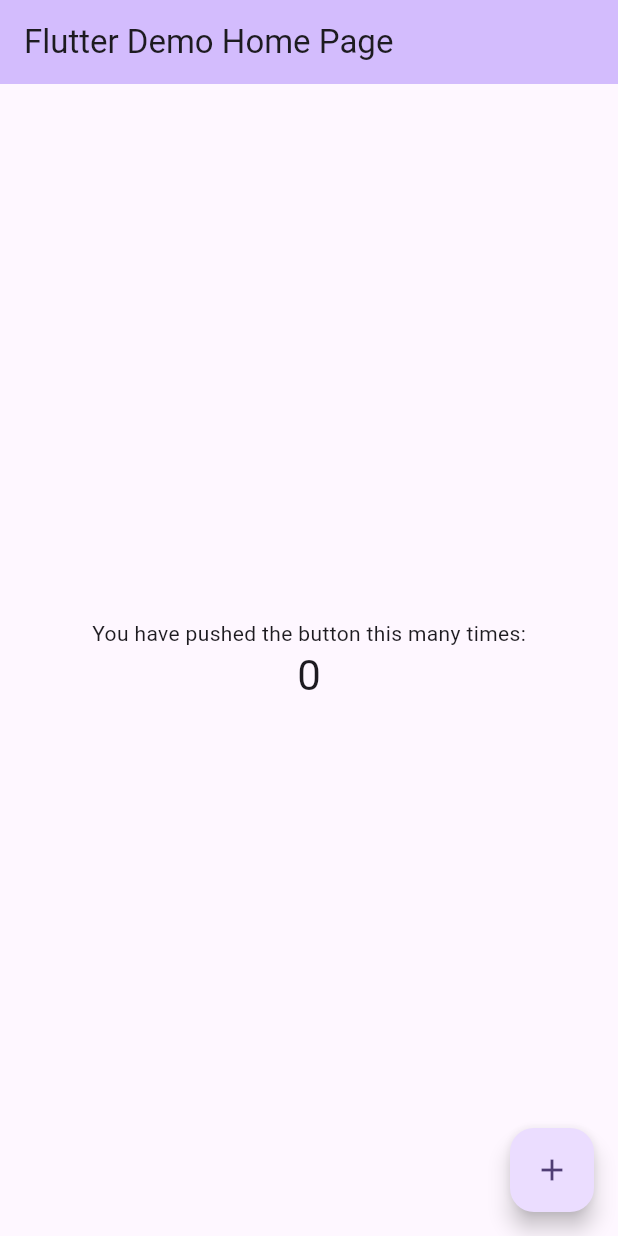
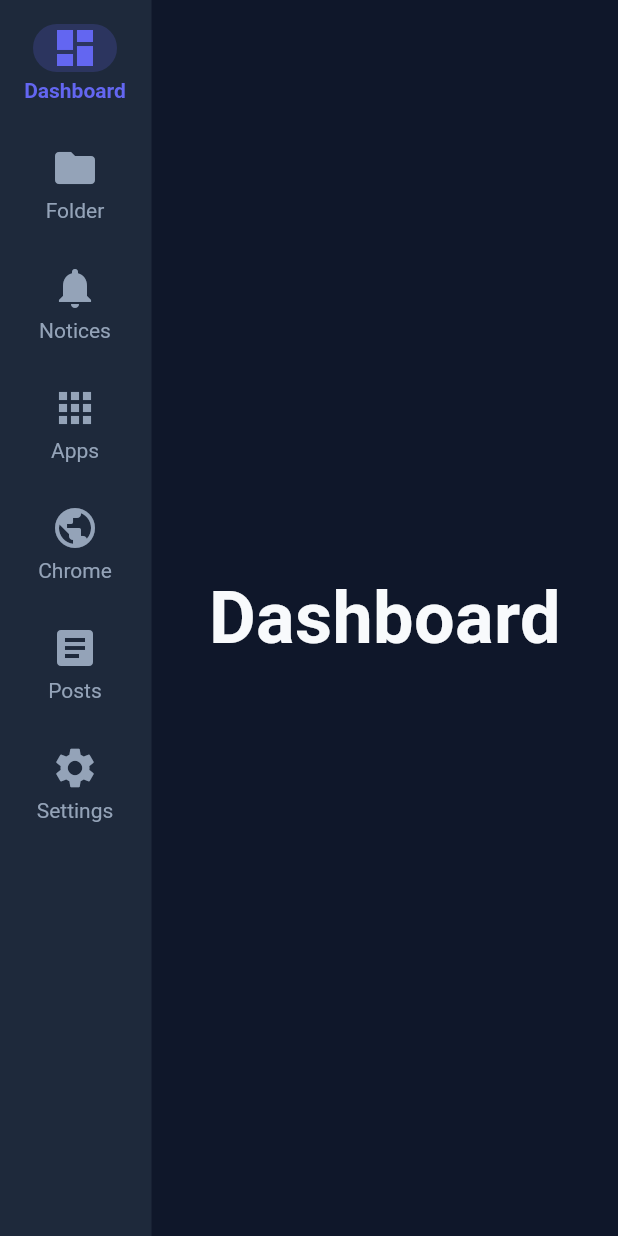
Before and after one commit to ZhiH2333/classhub_tv, a Flutter app: the screen it shows after launch, on a phone screen of 412 x 824 dp. Run offline on Flutter 3.47's test engine with Material 3 defaults, Android fonts, the phone set to English and light mode, and no system bars.

Commit message:
feat(phase1): navigation rail and app skeleton for Android TV

```diff
--- /dev/null
+++ b/lib/app.dart
@@ -0,0 +1,19 @@
+import 'package:flutter/material.dart';
+
+import 'core/theme/app_theme.dart';
+import 'screens/main_shell.dart';
+
+/// ClassHub TV 应用根 Widget
+class ClassHubTVApp extends StatelessWidget {
+  const ClassHubTVApp({super.key});
+
+  @override
+  Widget build(BuildContext context) {
+    return MaterialApp(
+      title: 'ClassHub TV',
+      debugShowCheckedModeBanner: false,
+      theme: AppTheme.darkTheme,
+      home: const MainShell(),
+    );
+  }
+}
--- /dev/null
+++ b/lib/core/constants/app_constants.dart
@@ -0,0 +1,43 @@
+import 'package:flutter/material.dart';
+
+/// 导航项枚举
+enum NavItem {
+  dashboard(icon: Icons.dashboard, label: 'Dashboard'),
+  folder(icon: Icons.folder, label: 'Folder'),
+  notices(icon: Icons.notifications, label: 'Notices'),
+  apps(icon: Icons.apps, label: 'Apps'),
+  chrome(icon: Icons.public, label: 'Chrome'),
+  posts(icon: Icons.article, label: 'Posts'),
+  settings(icon: Icons.settings, label: 'Settings');
+
+  const NavItem({required this.icon, required this.label});
+
+  final IconData icon;
+  final String label;
+}
+
+/// UI 尺寸常量 - TV 友好设计
+class AppSizes {
+  AppSizes._();
+
+  /// 导航栏宽度
+  static const double navRailWidth = 100.0;
+
+  /// 最小按钮尺寸 (符合 Android TV 规范)
+  static const double minButtonSize = 64.0;
+
+  /// 导航图标尺寸
+  static const double navIconSize = 32.0;
+
+  /// 页面标题字体大小
+  static const double pageTitleSize = 48.0;
+
+  /// 导航标签字体大小
+  static const double navLabelSize = 14.0;
+
+  /// 标准间距
+  static const double spacingSmall = 8.0;
+  static const double spacingMedium = 16.0;
+  static const double spacingLarge = 24.0;
+  static const double spacingXLarge = 32.0;
+}
--- /dev/null
+++ b/lib/core/theme/app_theme.dart
@@ -0,0 +1,104 @@
+import 'package:flutter/material.dart';
+
+import '../constants/app_constants.dart';
+
+/// ClassHub TV 主题配置 - TV 优化的深色主题
+class AppTheme {
+  AppTheme._();
+
+  /// 主色调
+  static const Color primaryColor = Color(0xFF6366F1); // Indigo
+  static const Color primaryVariant = Color(0xFF4F46E5);
+
+  /// 背景色
+  static const Color backgroundColor = Color(0xFF0F172A); // Slate-900
+  static const Color surfaceColor = Color(0xFF1E293B); // Slate-800
+
+  /// 导航栏颜色
+  static const Color navRailColor = Color(0xFF1E293B);
+  static const Color navRailSelectedColor = Color(0xFF6366F1);
+
+  /// 文字颜色
+  static const Color textPrimary = Color(0xFFF8FAFC); // Slate-50
+  static const Color textSecondary = Color(0xFF94A3B8); // Slate-400
+
+  /// 焦点颜色
+  static const Color focusColor = Color(0xFF818CF8); // Indigo-400
+
+  /// 深色主题
+  static ThemeData get darkTheme {
+    return ThemeData(
+      useMaterial3: true,
+      brightness: Brightness.dark,
+      colorScheme: ColorScheme.dark(
+        primary: primaryColor,
+        secondary: primaryVariant,
+        surface: surfaceColor,
+        onPrimary: textPrimary,
+        onSecondary: textPrimary,
+        onSurface: textPrimary,
+      ),
+      scaffoldBackgroundColor: backgroundColor,
+
+      // 文字主题
+      textTheme: const TextTheme(
+        headlineLarge: TextStyle(
+          fontSize: AppSizes.pageTitleSize,
+          fontWeight: FontWeight.bold,
+          color: textPrimary,
+        ),
+        titleLarge: TextStyle(
+          fontSize: 24,
+          fontWeight: FontWeight.w600,
+          color: textPrimary,
+        ),
+        bodyLarge: TextStyle(fontSize: 18, color: textPrimary),
+        labelMedium: TextStyle(
+          fontSize: AppSizes.navLabelSize,
+          color: textSecondary,
+        ),
+      ),
+
+      // 导航栏主题
+      navigationRailTheme: NavigationRailThemeData(
+        backgroundColor: navRailColor,
+        selectedIconTheme: const IconThemeData(
+          color: navRailSelectedColor,
+          size: AppSizes.navIconSize,
+        ),
+        unselectedIconTheme: IconThemeData(
+          color: textSecondary,
+          size: AppSizes.navIconSize,
+        ),
+        selectedLabelTextStyle: const TextStyle(
+          color: navRailSelectedColor,
+          fontSize: AppSizes.navLabelSize,
+          fontWeight: FontWeight.w600,
+        ),
+        unselectedLabelTextStyle: TextStyle(
+          color: textSecondary,
+          fontSize: AppSizes.navLabelSize,
+        ),
+        indicatorColor: primaryColor.withValues(alpha: 0.2),
+      ),
+
+      // 按钮主题 - TV 友好的大按钮
+      elevatedButtonTheme: ElevatedButtonThemeData(
+        style: ElevatedButton.styleFrom(
+          minimumSize: const Size(
+            AppSizes.minButtonSize,
+            AppSizes.minButtonSize,
+          ),
+          padding: const EdgeInsets.symmetric(
+            horizontal: AppSizes.spacingLarge,
+            vertical: AppSizes.spacingMedium,
+          ),
+          textStyle: const TextStyle(fontSize: 18, fontWeight: FontWeight.w600),
+        ),
+      ),
+
+      // 焦点主题
+      focusColor: focusColor,
+    );
+  }
+}
--- a/lib/main.dart
+++ b/lib/main.dart
@@ -1,122 +1,7 @@
 import 'package:flutter/material.dart';
 
+import 'app.dart';
+
 void main() {
-  runApp(const MyApp());
+  runApp(const ClassHubTVApp());
 }
-
-class MyApp extends StatelessWidget {
-  const MyApp({super.key});
-
-  // This widget is the root of your application.
-  @override
-  Widget build(BuildContext context) {
-    return MaterialApp(
-      title: 'Flutter Demo',
-      theme: ThemeData(
-        // This is the theme of your application.
-        //
-        // TRY THIS: Try running your application with "flutter run". You'll see
-        // the application has a purple toolbar. Then, without quitting the app,
-        // try changing the seedColor in the colorScheme below to Colors.green
-        // and then invoke "hot reload" (save your changes or press the "hot
-        // reload" button in a Flutter-supported IDE, or press "r" if you used
-        // the command line to start the app).
-        //
-        // Notice that the counter didn't reset back to zero; the application
-        // state is not lost during the reload. To reset the state, use hot
-        // restart instead.
-        //
-        // This works for code too, not just values: Most code changes can be
-        // tested with just a hot reload.
-        colorScheme: .fromSeed(seedColor: Colors.deepPurple),
-      ),
-      home: const MyHomePage(title: 'Flutter Demo Home Page'),
-    );
-  }
-}
-
-class MyHomePage extends StatefulWidget {
-  const MyHomePage({super.key, required this.title});
-
-  // This widget is the home page of your application. It is stateful, meaning
-  // that it has a State object (defined below) that contains fields that affect
-  // how it looks.
-
-  // This class is the configuration for the state. It holds the values (in this
-  // case the title) provided by the parent (in this case the App widget) and
-  // used by the build method of the State. Fields in a Widget subclass are
-  // always marked "final".
-
-  final String title;
-
-  @override
-  State<MyHomePage> createState() => _MyHomePageState();
-}
-
-class _MyHomePageState extends State<MyHomePage> {
-  int _counter = 0;
-
-  void _incrementCounter() {
-    setState(() {
-      // This call to setState tells the Flutter framework that something has
-      // changed in this State, which causes it to rerun the build method below
-      // so that the display can reflect the updated values. If we changed
-      // _counter without calling setState(), then the build method would not be
-      // called again, and so nothing would appear to happen.
-      _counter++;
-    });
-  }
-
-  @override
-  Widget build(BuildContext context) {
-    // This method is rerun every time setState is called, for instance as done
-    // by the _incrementCounter method above.
-    //
-    // The Flutter framework has been optimized to make rerunning build methods
-    // fast, so that you can just rebuild anything that needs updating rather
-    // than having to individually change instances of widgets.
-    return Scaffold(
-      appBar: AppBar(
-        // TRY THIS: Try changing the color here to a specific color (to
-        // Colors.amber, perhaps?) and trigger a hot reload to see the AppBar
-        // change color while the other colors stay the same.
-        backgroundColor: Theme.of(context).colorScheme.inversePrimary,
-        // Here we take the value from the MyHomePage object that was created by
-        // the App.build method, and use it to set our appbar title.
-        title: Text(widget.title),
-      ),
-      body: Center(
-        // Center is a layout widget. It takes a single child and positions it
-        // in the middle of the parent.
-        child: Column(
-          // Column is also a layout widget. It takes a list of children and
-          // arranges them vertically. By default, it sizes itself to fit its
-          // children horizontally, and tries to be as tall as its parent.
-          //
-          // Column has various properties to control how it sizes itself and
-          // how it positions its children. Here we use mainAxisAlignment to
-          // center the children vertically; the main axis here is the vertical
-          // axis because Columns are vertical (the cross axis would be
-          // horizontal).
-          //
-          // TRY THIS: Invoke "debug painting" (choose the "Toggle Debug Paint"
-          // action in the IDE, or press "p" in the console), to see the
-          // wireframe for each widget.
-          mainAxisAlignment: .center,
-          children: [
-            const Text('You have pushed the button this many times:'),
-            Text(
-              '$_counter',
-              style: Theme.of(context).textTheme.headlineMedium,
-            ),
-          ],
-        ),
-      ),
-      floatingActionButton: FloatingActionButton(
-        onPressed: _incrementCounter,
-        tooltip: 'Increment',
-        child: const Icon(Icons.add),
-      ),
-    );
-  }
-}
--- /dev/null
+++ b/lib/screens/dashboard/dashboard_page.dart
@@ -0,0 +1,22 @@
+import 'package:flutter/material.dart';
+
+import '../../core/theme/app_theme.dart';
+
+/// Dashboard 页面
+class DashboardPage extends StatelessWidget {
+  const DashboardPage({super.key});
+
+  @override
+  Widget build(BuildContext context) {
+    return const Center(
+      child: Text(
+        'Dashboard',
+        style: TextStyle(
+          fontSize: 48,
+          fontWeight: FontWeight.bold,
+          color: AppTheme.textPrimary,
+        ),
+      ),
+    );
+  }
+}
--- /dev/null
+++ b/lib/screens/main_shell.dart
@@ -0,0 +1,79 @@
+import 'package:flutter/material.dart';
+
+import '../core/constants/app_constants.dart';
+import '../core/theme/app_theme.dart';
+import 'dashboard/dashboard_page.dart';
+import 'folder/folder_page.dart';
+import 'notices/notices_page.dart';
+import 'apps/apps_page.dart';
+import 'chrome/chrome_page.dart';
+import 'posts/posts_page.dart';
+import 'settings/settings_page.dart';
+
+/// 主界面外壳
+///
+/// 布局: Row = NavigationRail(左侧) + Content(右侧)
+/// 使用 IndexedStack 保持页面状态
+class MainShell extends StatefulWidget {
+  const MainShell({super.key});
+
+  @override
+  State<MainShell> createState() => _MainShellState();
+}
+
+class _MainShellState extends State<MainShell> {
+  int _selectedIndex = 0;
+
+  /// 所有页面列表
+  final List<Widget> _pages = const [
+    DashboardPage(),
+    FolderPage(),
+    NoticesPage(),
+    AppsPage(),
+    ChromePage(),
+    PostsPage(),
+    SettingsPage(),
+  ];
+
+  @override
+  Widget build(BuildContext context) {
+    return Scaffold(
+      body: Row(
+        children: [
+          // 左侧导航栏
+          NavigationRail(
+            selectedIndex: _selectedIndex,
+            onDestinationSelected: (index) {
+              setState(() {
+                _selectedIndex = index;
+              });
+            },
+            labelType: NavigationRailLabelType.all,
+            backgroundColor: AppTheme.navRailColor,
+            minWidth: AppSizes.navRailWidth,
+            destinations: NavItem.values.map((item) {
+              return NavigationRailDestination(
+                icon: Icon(item.icon),
+                selectedIcon: Icon(item.icon),
+                label: Text(item.label),
+                padding: const EdgeInsets.symmetric(
+                  vertical: AppSizes.spacingSmall,
+                ),
+              );
+            }).toList(),
+          ),
+          // 分隔线
+          const VerticalDivider(
+            thickness: 1,
+            width: 1,
+            color: AppTheme.surfaceColor,
+          ),
+          // 右侧内容区域
+          Expanded(
+            child: IndexedStack(index: _selectedIndex, children: _pages),
+          ),
+        ],
+      ),
+    );
+  }
+}
```
Also changed, not shown: lib/screens/apps/apps_page.dart (added, +22 -0 lines), lib/screens/chrome/chrome_page.dart (added, +22 -0 lines), lib/screens/folder/folder_page.dart (added, +22 -0 lines), lib/screens/notices/notices_page.dart (added, +22 -0 lines), lib/screens/posts/posts_page.dart (added, +22 -0 lines), lib/screens/settings/settings_page.dart (added, +22 -0 lines), lib/widgets/nav_rail_item.dart (added, +69 -0 lines), lib/widgets/tv_button.dart (added, +99 -0 lines), 1 other file.
